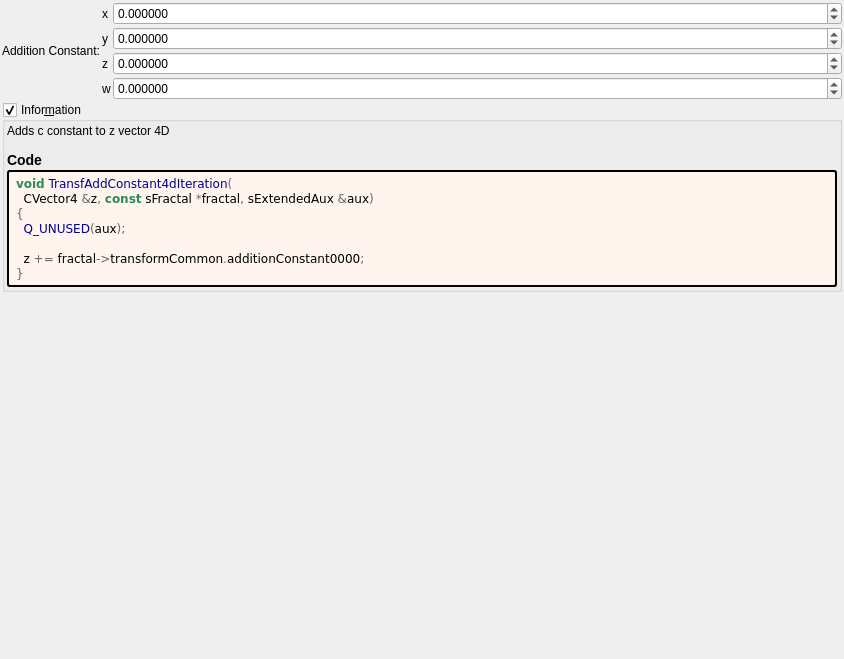
First picture: the form in mandelbulber2/formula/ui/transf_add_constant4d.ui, repository irinox-ctrl/mandelbulber2, before the edit.
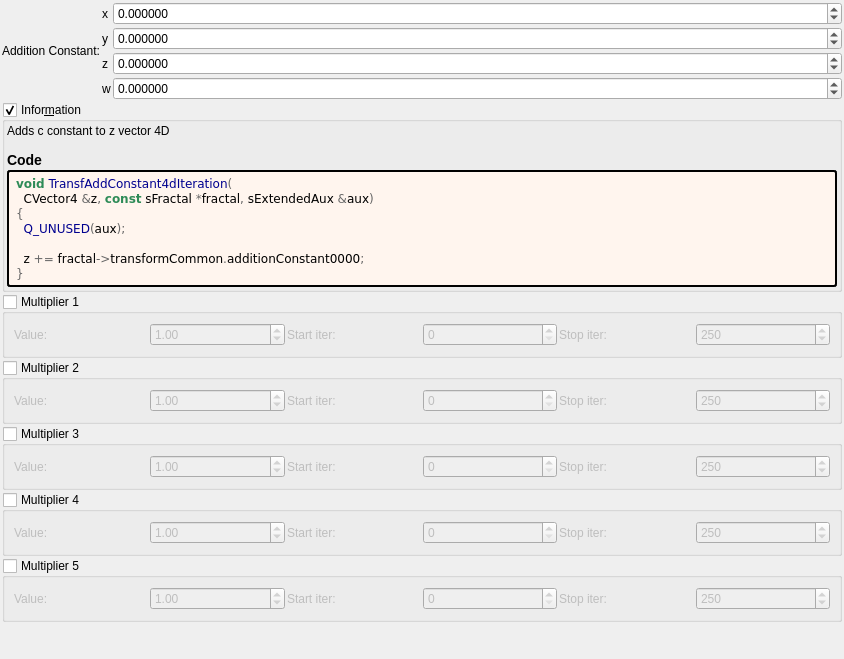
Second picture: the form after the edit. Custom widgets are drawn as their Qt base class.

Commit message:
feat: add 5 general-purpose multipliers to all 1007 fractal formulas
Each multiplier has:
- Checkbox (OFF by default)
- Value spinbox (default 1.0, range -100 to 100)
- Iteration start/stop range

Logic: z *= value; DE *= |value|;

Uses existing transformCommon parameters:
- Checkboxes: functionEnabledBx/By/Bz/Bw/CzFalse
- Values: scale4/5/6/8/16
- Ranges: startIterationsB-F/stopIterationsB-F

Modified 1007 .cpp (CPU), 1006 .cl (GPU), 1023 .ui files.
Both source (formula/) and deploy (deploy/share/) copies updated.

What changed in the file:
```diff
--- a/mandelbulber2/formula/ui/transf_add_constant4d.ui
+++ b/mandelbulber2/formula/ui/transf_add_constant4d.ui
@@ -262,6 +262,192 @@
      </layout>
     </widget>
    </item>
+   <item>
+    <widget class="MyGroupBox" name="groupCheck_transf_function_enabledBx_false">
+     <property name="title"><string>Multiplier 1</string></property>
+     <property name="checkable"><bool>true</bool></property>
+     <property name="checked"><bool>false</bool></property>
+     <layout class="QGridLayout" name="gridLayout_mult1">
+      <property name="spacing"><number>2</number></property>
+      <item row="0" column="0">
+       <widget class="QLabel"><property name="text"><string>Value:</string></property></widget>
+      </item>
+      <item row="0" column="1">
+       <widget class="MyDoubleSpinBox" name="spinbox_transf_scale_4">
+        <property name="minimum"><double>-100.0</double></property><property name="maximum"><double>100.0</double></property>
+        <property name="singleStep"><double>0.01</double></property><property name="value"><double>1.0</double></property>
+       </widget>
+      </item>
+      <item row="0" column="2">
+       <widget class="QLabel"><property name="text"><string>Start iter:</string></property></widget>
+      </item>
+      <item row="0" column="3">
+       <widget class="MySpinBox" name="spinboxInt_transf_start_iterations_B">
+        <property name="minimum"><number>0</number></property><property name="maximum"><number>10000</number></property>
+        <property name="value"><number>0</number></property>
+       </widget>
+      </item>
+      <item row="0" column="4">
+       <widget class="QLabel"><property name="text"><string>Stop iter:</string></property></widget>
+      </item>
+      <item row="0" column="5">
+       <widget class="MySpinBox" name="spinboxInt_transf_stop_iterations_B">
+        <property name="minimum"><number>0</number></property><property name="maximum"><number>10000</number></property>
+        <property name="value"><number>250</number></property>
+       </widget>
+      </item>
+     </layout>
+    </widget>
+   </item>
+   <item>
+    <widget class="MyGroupBox" name="groupCheck_transf_function_enabledBy_false">
+     <property name="title"><string>Multiplier 2</string></property>
+     <property name="checkable"><bool>true</bool></property>
+     <property name="checked"><bool>false</bool></property>
+     <layout class="QGridLayout" name="gridLayout_mult2">
+      <property name="spacing"><number>2</number></property>
+      <item row="0" column="0">
+       <widget class="QLabel"><property name="text"><string>Value:</string></property></widget>
+      </item>
+      <item row="0" column="1">
+       <widget class="MyDoubleSpinBox" name="spinbox_transf_scale_5">
+        <property name="minimum"><double>-100.0</double></property><property name="maximum"><double>100.0</double></property>
+        <property name="singleStep"><double>0.01</double></property><property name="value"><double>1.0</double></property>
+       </widget>
+      </item>
+      <item row="0" column="2">
+       <widget class="QLabel"><property name="text"><string>Start iter:</string></property></widget>
+      </item>
+      <item row="0" column="3">
+       <widget class="MySpinBox" name="spinboxInt_transf_start_iterations_C">
+        <property name="minimum"><number>0</number></property><property name="maximum"><number>10000</number></property>
+        <property name="value"><number>0</number></property>
+       </widget>
+      </item>
+      <item row="0" column="4">
+       <widget class="QLabel"><property name="text"><string>Stop iter:</string></property></widget>
+      </item>
+      <item row="0" column="5">
+       <widget class="MySpinBox" name="spinboxInt_transf_stop_iterations_C">
+        <property name="minimum"><number>0</number></property><property name="maximum"><number>10000</number></property>
+        <property name="value"><number>250</number></property>
+       </widget>
+      </item>
+     </layout>
+    </widget>
+   </item>
+   <item>
+    <widget class="MyGroupBox" name="groupCheck_transf_function_enabledBz_false">
+     <property name="title"><string>Multiplier 3</string></property>
+     <property name="checkable"><bool>true</bool></property>
+     <property name="checked"><bool>false</bool></property>
+     <layout class="QGridLayout" name="gridLayout_mult3">
+      <property name="spacing"><number>2</number></property>
+      <item row="0" column="0">
+       <widget class="QLabel"><property name="text"><string>Value:</string></property></widget>
+      </item>
+      <item row="0" column="1">
+       <widget class="MyDoubleSpinBox" name="spinbox_transf_scale_6">
+        <property name="minimum"><double>-100.0</double></property><property name="maximum"><double>100.0</double></property>
+        <property name="singleStep"><double>0.01</double></property><property name="value"><double>1.0</double></property>
+       </widget>
+      </item>
+      <item row="0" column="2">
+       <widget class="QLabel"><property name="text"><string>Start iter:</string></property></widget>
+      </item>
+      <item row="0" column="3">
+       <widget class="MySpinBox" name="spinboxInt_transf_start_iterations_D">
+        <property name="minimum"><number>0</number></property><property name="maximum"><number>10000</number></property>
+        <property name="value"><number>0</number></property>
+       </widget>
+      </item>
+      <item row="0" column="4">
+       <widget class="QLabel"><property name="text"><string>Stop iter:</string></property></widget>
+      </item>
+      <item row="0" column="5">
+       <widget class="MySpinBox" name="spinboxInt_transf_stop_iterations_D">
+        <property name="minimum"><number>0</number></property><property name="maximum"><number>10000</number></property>
+        <property name="value"><number>250</number></property>
+       </widget>
+      </item>
+     </layout>
+    </widget>
+   </item>
+   <item>
+    <widget class="MyGroupBox" name="groupCheck_transf_function_enabledBw_false">
+     <property name="title"><string>Multiplier 4</string></property>
+     <property name="checkable"><bool>true</bool></property>
+     <property name="checked"><bool>false</bool></property>
+     <layout class="QGridLayout" name="gridLayout_mult4">
+      <property name="spacing"><number>2</number></property>
+      <item row="0" column="0">
+       <widget class="QLabel"><property name="text"><string>Value:</string></property></widget>
+      </item>
+      <item row="0" column="1">
+       <widget class="MyDoubleSpinBox" name="spinbox_transf_scale_8">
+        <property name="minimum"><double>-100.0</double></property><property name="maximum"><double>100.0</double></property>
+        <property name="singleStep"><double>0.01</double></property><property name="value"><double>1.0</double></property>
+       </widget>
+      </item>
+      <item row="0" column="2">
+       <widget class="QLabel"><property name="text"><string>Start iter:</string></property></widget>
+      </item>
+      <item row="0" column="3">
+       <widget class="MySpinBox" name="spinboxInt_transf_start_iterations_E">
+        <property name="minimum"><number>0</number></property><property name="maximum"><number>10000</number></property>
+        <property name="value"><number>0</number></property>
+       </widget>
+      </item>
+      <item row="0" column="4">
+       <widget class="QLabel"><property name="text"><string>Stop iter:</string></property></widget>
+      </item>
+      <item row="0" column="5">
+       <widget class="MySpinBox" name="spinboxInt_transf_stop_iterations_E">
+        <property name="minimum"><number>0</number></property><property name="maximum"><number>10000</number></property>
+        <property name="value"><number>250</number></property>
+       </widget>
+      </item>
+     </layout>
+    </widget>
+   </item>
+   <item>
+    <widget class="MyGroupBox" name="groupCheck_transf_function_enabledCz_false">
+     <property name="title"><string>Multiplier 5</string></property>
+     <property name="checkable"><bool>true</bool></property>
+     <property name="checked"><bool>false</bool></property>
+     <layout class="QGridLayout" name="gridLayout_mult5">
+      <property name="spacing"><number>2</number></property>
+      <item row="0" column="0">
+       <widget class="QLabel"><property name="text"><string>Value:</string></property></widget>
+      </item>
+      <item row="0" column="1">
+       <widget class="MyDoubleSpinBox" name="spinbox_transf_scale_16">
+        <property name="minimum"><double>-100.0</double></property><property name="maximum"><double>100.0</double></property>
+        <property name="singleStep"><double>0.01</double></property><property name="value"><double>1.0</double></property>
+       </widget>
+      </item>
+      <item row="0" column="2">
+       <widget class="QLabel"><property name="text"><string>Start iter:</string></property></widget>
+      </item>
+      <item row="0" column="3">
+       <widget class="MySpinBox" name="spinboxInt_transf_start_iterations_F">
+        <property name="minimum"><number>0</number></property><property name="maximum"><number>10000</number></property>
+        <property name="value"><number>0</number></property>
+       </widget>
+      </item>
+      <item row="0" column="4">
+       <widget class="QLabel"><property name="text"><string>Stop iter:</string></property></widget>
+      </item>
+      <item row="0" column="5">
+       <widget class="MySpinBox" name="spinboxInt_transf_stop_iterations_F">
+        <property name="minimum"><number>0</number></property><property name="maximum"><number>10000</number></property>
+        <property name="value"><number>250</number></property>
+       </widget>
+      </item>
+     </layout>
+    </widget>
+   </item>
+
    <item>
     <spacer name="verticalSpacer">
      <property name="orientation">
@@ -289,6 +475,11 @@
    <header>my_group_box.h</header>
    <container>1</container>
   </customwidget>
+   <customwidget>
+   <class>MySpinBox</class>
+   <extends>QSpinBox</extends>
+   <header>my_spin_box.h</header>
+  </customwidget>
  </customwidgets>
  <tabstops>
   <tabstop>spinbox4_transf_addition_constant_0000_x</tabstop>
```
The commit also changes 3972 other files.
